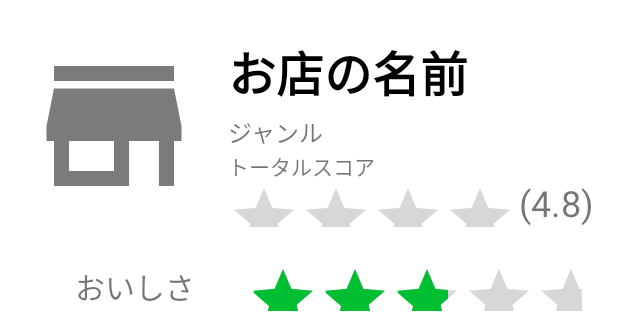
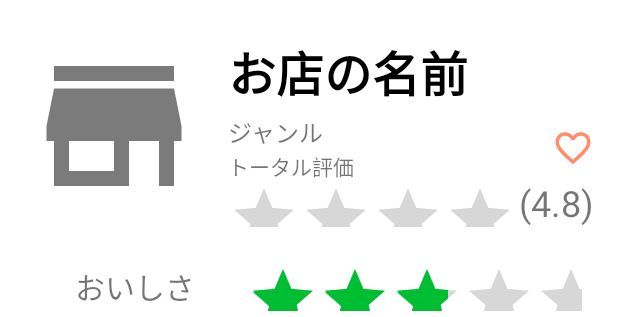
Before and after one commit to Takarkiz/SchoolFoodNavigator, an Android app: the layout view_cell_detail_shop.xml on its own in the app's theme, with its tools: preview values and no code run, on a phone screen of 412 x 824 dp. Shown: the top 317 px of the screen. Run offline under Robolectric (Android 15) with nearby library versions, the phone set to English and light mode, and no system bars; plain views replace MaterialRatingBar; network calls fail.

Commit message:
お気に入りが詳細画面から行えるよう修正

```diff
--- a/app/src/main/java/com/takhaki/schoolfoodnavigator/detail/AboutShopDetailModel.kt
+++ b/app/src/main/java/com/takhaki/schoolfoodnavigator/detail/AboutShopDetailModel.kt
@@ -8,7 +8,8 @@ data class AboutShopDetailModel(
     val goodScore: Float = 0.0f,
     val distance: Float = 0.0f,
     val cheep: Float = 0.0f,
-    val imageUrl: String? = null
+    val imageUrl: String? = null,
+    val isFavorite: Boolean = false
 )
 
 data class CommentDetailModel(
--- a/app/src/main/res/layout/view_cell_detail_shop.xml
+++ b/app/src/main/res/layout/view_cell_detail_shop.xml
@@ -49,9 +49,20 @@
         android:layout_height="wrap_content"
         android:layout_gravity="start"
         android:layout_marginTop="28dp"
-        android:text="トータルスコア"
+        android:text="トータル評価"
         app:layout_constraintStart_toStartOf="@id/shopName"
         app:layout_constraintTop_toBottomOf="@id/shopName" />
+
+    <ImageView
+        android:id="@+id/favoriteIcon"
+        android:layout_width="28dp"
+        android:layout_height="28dp"
+        android:src="@drawable/ic_nav_favorite"
+        android:tint="@color/colorPrimary"
+        android:layout_marginEnd="8dp"
+        app:layout_constraintTop_toTopOf="@id/genreTextView"
+        app:layout_constraintBottom_toBottomOf="@id/scoreTextView"
+        app:layout_constraintEnd_toEndOf="parent"/>
 
     <me.zhanghai.android.materialratingbar.MaterialRatingBar
         android:id="@+id/totalRatingScore"
--- a/app/src/main/res/values/colors.xml
+++ b/app/src/main/res/values/colors.xml
@@ -9,4 +9,6 @@
     <color name="colorAnalogousYellow">#ffcd43</color>
 
     <color name="gray">#C0C0C0</color>
+
+    <color name="white">#FFFFFF</color>
 </resources>
```
Also changed, not shown: app/src/main/java/com/takhaki/schoolfoodnavigator/addShop/AddShopActivity.kt (+10 -4 lines), app/src/main/java/com/takhaki/schoolfoodnavigator/assesment/AssesmentActivity.kt (+5 -6 lines), app/src/main/java/com/takhaki/schoolfoodnavigator/detail/DetailActivity.kt (+5 -9 lines), app/src/main/java/com/takhaki/schoolfoodnavigator/detail/DetailAdapter.kt (+38 -3 lines), app/src/main/java/com/takhaki/schoolfoodnavigator/detail/DetailViewModel.kt (+1 -17 lines), app/src/main/res/layout/activity_main.xml (+7 -7 lines), app/src/main/res/raw/heart_animation.json (added, +1 -0 lines).
